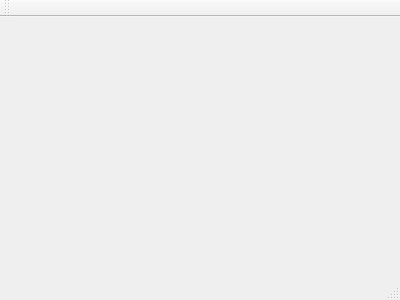
Old version of the form imageviewer.ui in the repository allen-garvey/pixel-sorter-gui.
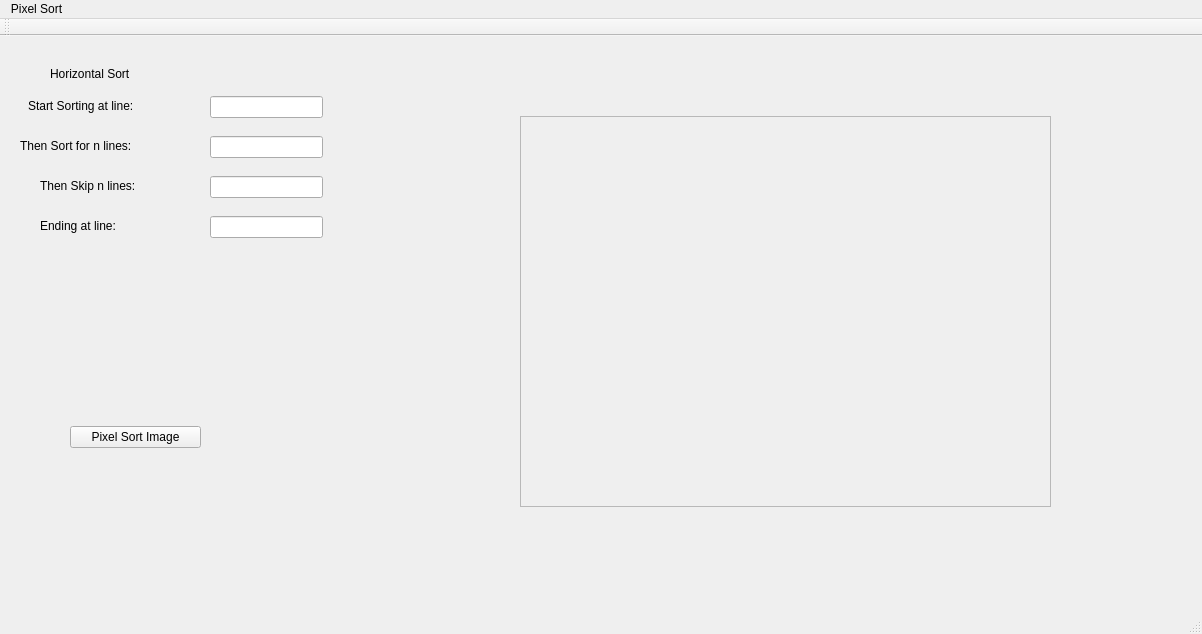
New version of the form.

```diff
--- a/imageviewer.ui
+++ b/imageviewer.ui
@@ -1,24 +1,200 @@
 <ui version="4.0">
  <class>ImageViewer</class>
- <widget class="QMainWindow" name="ImageViewer" >
-  <property name="geometry" >
+ <widget class="QMainWindow" name="ImageViewer">
+  <property name="geometry">
    <rect>
     <x>0</x>
     <y>0</y>
-    <width>400</width>
-    <height>300</height>
+    <width>1202</width>
+    <height>634</height>
    </rect>
   </property>
   <property name="windowTitle" >
    <string>ImageViewer</string>
   </property>
-  <widget class="QMenuBar" name="menuBar" />
-  <widget class="QToolBar" name="mainToolBar" />
-  <widget class="QWidget" name="centralWidget" />
-  <widget class="QStatusBar" name="statusBar" />
+  <widget class="QWidget" name="centralWidget">
+   <widget class="QScrollArea" name="scrollArea">
+    <property name="geometry">
+     <rect>
+      <x>520</x>
+      <y>80</y>
+      <width>531</width>
+      <height>391</height>
+     </rect>
+    </property>
+    <property name="widgetResizable">
+     <bool>true</bool>
+    </property>
+    <widget class="QWidget" name="scrollAreaWidgetContents">
+     <property name="geometry">
+      <rect>
+       <x>0</x>
+       <y>0</y>
+       <width>529</width>
+       <height>389</height>
+      </rect>
+     </property>
+     <widget class="QLabel" name="label">
+      <property name="geometry">
+       <rect>
+        <x>140</x>
+        <y>190</y>
+        <width>59</width>
+        <height>16</height>
+       </rect>
+      </property>
+      <property name="text">
+       <string/>
+      </property>
+     </widget>
+    </widget>
+   </widget>
+   <widget class="QPushButton" name="pushButton">
+    <property name="geometry">
+     <rect>
+      <x>70</x>
+      <y>390</y>
+      <width>131</width>
+      <height>22</height>
+     </rect>
+    </property>
+    <property name="text">
+     <string>Pixel Sort Image</string>
+    </property>
+   </widget>
+   <widget class="QLabel" name="label_2">
+    <property name="geometry">
+     <rect>
+      <x>20</x>
+      <y>100</y>
+      <width>141</width>
+      <height>20</height>
+     </rect>
+    </property>
+    <property name="text">
+     <string>Then Sort for n lines: </string>
+    </property>
+   </widget>
+   <widget class="QLineEdit" name="lineEdit">
+    <property name="geometry">
+     <rect>
+      <x>210</x>
+      <y>100</y>
+      <width>113</width>
+      <height>22</height>
+     </rect>
+    </property>
+   </widget>
+   <widget class="QLineEdit" name="lineEdit_2">
+    <property name="geometry">
+     <rect>
+      <x>210</x>
+      <y>60</y>
+      <width>113</width>
+      <height>22</height>
+     </rect>
+    </property>
+   </widget>
+   <widget class="QLabel" name="label_3">
+    <property name="geometry">
+     <rect>
+      <x>28</x>
+      <y>60</y>
+      <width>141</width>
+      <height>20</height>
+     </rect>
+    </property>
+    <property name="text">
+     <string>Start Sorting at line:</string>
+    </property>
+   </widget>
+   <widget class="QLineEdit" name="lineEdit_3">
+    <property name="geometry">
+     <rect>
+      <x>210</x>
+      <y>140</y>
+      <width>113</width>
+      <height>22</height>
+     </rect>
+    </property>
+   </widget>
+   <widget class="QLabel" name="label_4">
+    <property name="geometry">
+     <rect>
+      <x>40</x>
+      <y>140</y>
+      <width>111</width>
+      <height>20</height>
+     </rect>
+    </property>
+    <property name="text">
+     <string>Then Skip n lines: </string>
+    </property>
+   </widget>
+   <widget class="QLabel" name="label_5">
+    <property name="geometry">
+     <rect>
+      <x>40</x>
+      <y>180</y>
+      <width>111</width>
+      <height>20</height>
+     </rect>
+    </property>
+    <property name="text">
+     <string>Ending at line:</string>
+    </property>
+   </widget>
+   <widget class="QLineEdit" name="lineEdit_4">
+    <property name="geometry">
+     <rect>
+      <x>210</x>
+      <y>180</y>
+      <width>113</width>
+      <height>22</height>
+     </rect>
+    </property>
+   </widget>
+   <widget class="QLabel" name="label_6">
+    <property name="geometry">
+     <rect>
+      <x>50</x>
+      <y>30</y>
+      <width>121</width>
+      <height>16</height>
+     </rect>
+    </property>
+    <property name="text">
+     <string>Horizontal Sort</string>
+    </property>
+   </widget>
+  </widget>
+  <widget class="QMenuBar" name="menuBar">
+   <property name="geometry">
+    <rect>
+     <x>0</x>
+     <y>0</y>
+     <width>1202</width>
+     <height>19</height>
+    </rect>
+   </property>
+   <widget class="QMenu" name="menuPixel_Sort">
+    <property name="title">
+     <string>Pixel Sort</string>
+    </property>
+   </widget>
+   <addaction name="menuPixel_Sort"/>
+  </widget>
+  <widget class="QToolBar" name="mainToolBar">
+   <attribute name="toolBarArea">
+    <enum>TopToolBarArea</enum>
+   </attribute>
+   <attribute name="toolBarBreak">
+    <bool>false</bool>
+   </attribute>
+  </widget>
+  <widget class="QStatusBar" name="statusBar"/>
  </widget>
- <layoutDefault spacing="6" margin="11" />
- <pixmapfunction></pixmapfunction>
+ <layoutdefault spacing="6" margin="11"/>
  <resources/>
  <connections/>
 </ui>
```
Left out of the diff: 3 changed lines with no effect on the pictures.
